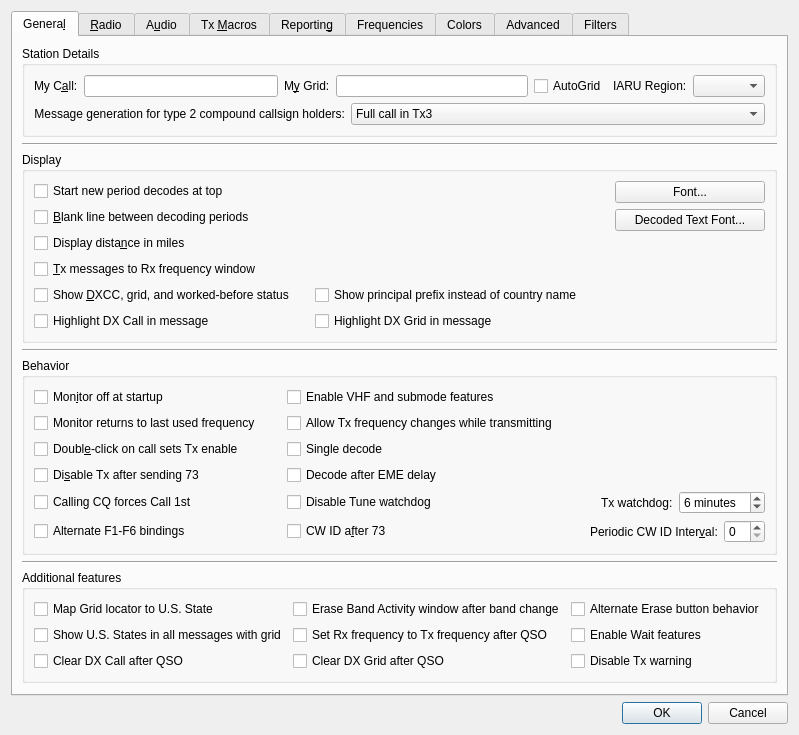
Above: Configuration_ohneAlerts.ui from uaro-radio/wsjtx before the change. Below: the same form after it.
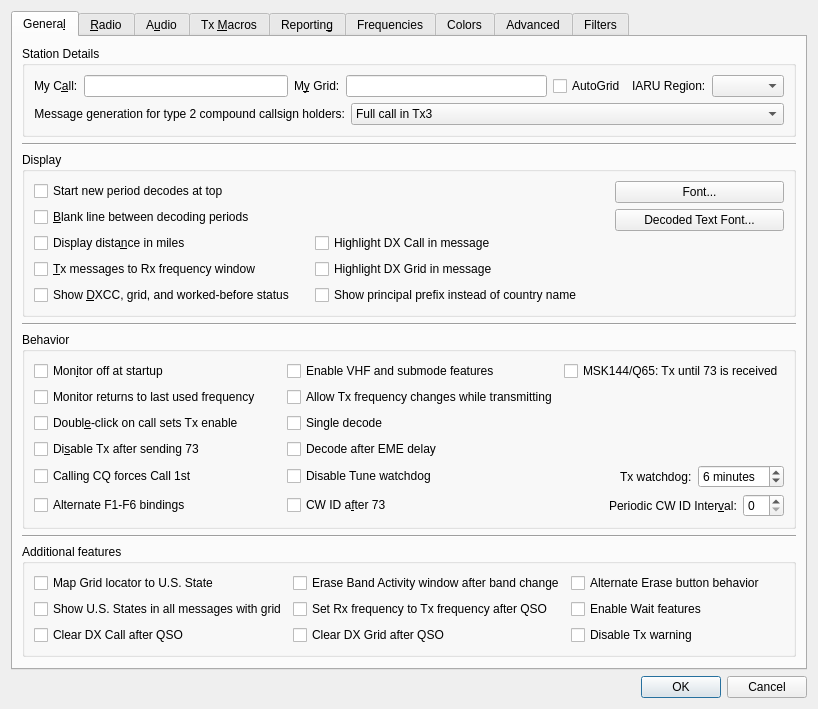
That is the form after the change. Custom widgets are drawn as their Qt base class.

Commit message: Add Repeat Tx feature ("MSK144/Q65: Tx until 73 is received").

```diff
--- a/Configuration_ohneAlerts.ui
+++ b/Configuration_ohneAlerts.ui
@@ -6,8 +6,8 @@
    <rect>
     <x>0</x>
     <y>0</y>
-    <width>771</width>
-    <height>727</height>
+    <width>802</width>
+    <height>701</height>
    </rect>
   </property>
   <property name="windowTitle">
@@ -171,13 +171,6 @@
           <string>Display</string>
          </property>
          <layout class="QGridLayout" name="gridLayout_4">
-          <item row="5" column="0">
-           <widget class="QCheckBox" name="cbHighlightDXcall">
-            <property name="text">
-             <string>Highlight DX Call in message</string>
-            </property>
-           </widget>
-          </item>
           <item row="4" column="1">
            <widget class="QCheckBox" name="ppfx_check_box">
             <property name="text">
@@ -218,13 +211,6 @@
             </property>
            </widget>
           </item>
-          <item row="5" column="1">
-           <widget class="QCheckBox" name="cbHighlightDXgrid">
-            <property name="text">
-             <string>Highlight DX Grid in message</string>
-            </property>
-           </widget>
-          </item>
           <item row="0" column="2" rowspan="4">
            <layout class="QHBoxLayout" name="horizontalLayout_21" stretch="0">
             <property name="sizeConstraint">
@@ -289,6 +275,20 @@
             </property>
            </widget>
           </item>
+          <item row="2" column="1">
+           <widget class="QCheckBox" name="cbHighlightDXcall">
+            <property name="text">
+             <string>Highlight DX Call in message</string>
+            </property>
+           </widget>
+          </item>
+          <item row="3" column="1">
+           <widget class="QCheckBox" name="cbHighlightDXgrid">
+            <property name="text">
+             <string>Highlight DX Grid in message</string>
+            </property>
+           </widget>
+          </item>
          </layout>
         </widget>
        </item>
@@ -519,6 +519,13 @@
             </property>
            </spacer>
           </item>
+          <item row="0" column="3">
+           <widget class="QCheckBox" name="repeat_Tx_check_box">
+            <property name="text">
+             <string>MSK144/Q65: Tx until 73 is received</string>
+            </property>
+           </widget>
+          </item>
          </layout>
         </widget>
        </item>
```
Left out of the diff: 360 changed lines with no effect on the pictures. The commit also changes 19 other files.
